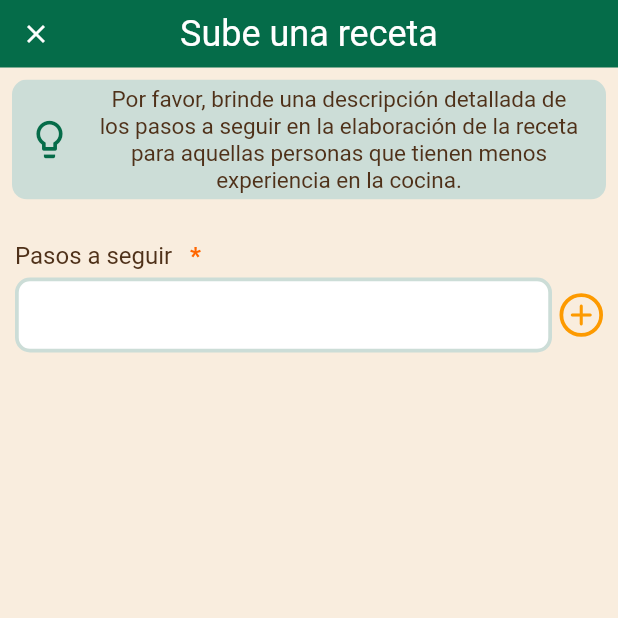
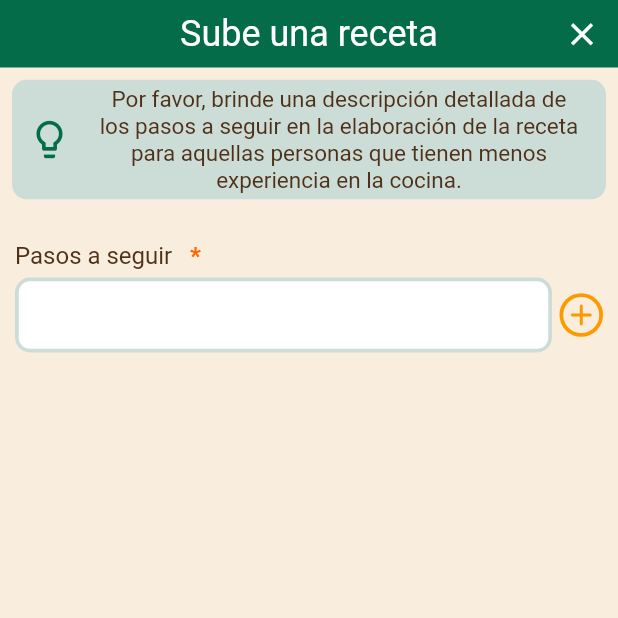
Before and after one commit to FrancoMancinelli/Plateshare, a Flutter app: the RecipeFormScreenThree screen opened directly with empty values, on a phone screen of 412 x 824 dp, the top half of it. Run offline on Flutter 3.47's test engine with Material 2 defaults, Android fonts, the phone set to English and light mode, and no system bars; our stand-ins replace cloud_firestore, curved_navigation_bar, firebase_core, firebase_storage, flutter_rating_bar, google_fonts and 3 more; missing offline and left inert: bcrypt; accounts and stored records are empty; network calls fail; Roboto replaces fonts that are missing (Acme).

Commit message:
Agregada animación de carga para evitar bugs

```diff
--- a/lib/screens/RecipeFormScreenThree.dart
+++ b/lib/screens/RecipeFormScreenThree.dart
@@ -3,6 +3,7 @@ import 'dart:io';
 import 'package:flutter/material.dart';
 import 'package:google_fonts/google_fonts.dart';
 import 'package:image_picker/image_picker.dart';
+import 'package:lottie/lottie.dart';
 import 'package:plateshare/screens/InicioScreen.dart';
 import 'package:plateshare/services/firebase_service.dart';
 import 'package:firebase_storage/firebase_storage.dart';
@@ -43,6 +44,7 @@ class _RecipeFormScreenThreeState extends State<RecipeFormScreenThree> {
 
   List<String> texts = [];
   TextEditingController textController1 = TextEditingController();
+  bool isButtonVisible = true;
 
   void addTexts() {
     String text1 = textController1.text;
@@ -120,68 +122,12 @@ class _RecipeFormScreenThreeState extends State<RecipeFormScreenThree> {
   width: screenSize.width,
   color: AppColors.primaryColor,
   child: Row(
-                          mainAxisAlignment: MainAxisAlignment.start,
+    mainAxisAlignment: MainAxisAlignment.spaceBetween,
     children: [
       Expanded(
         child: Stack(
-                                alignment: Alignment.centerLeft,
           children: [
-                                  IconButton(
-                                    onPressed: () {
-                                      showDialog(
-                                        context: context,
-                                        builder: (context) => AlertDialog(
-                                          title: const Text('Confirmación'),
-                                          content: const Text(
-                                              '¿Estás seguro que deseas abandonar el proceso? Si abandonas, el progreso no se guardará'),
-                                          actions: [
-                                            TextButton(
-                                              onPressed: () {
-                                                Navigator.pop(
-                                                    context); // Close the dialog
-                                              },
-                                              child: const Text(
-                                                'Continuar',
-                                                style: TextStyle(
-                                                    color: Colors.blueGrey),
-                                              ),
-                                            ),
-                                            TextButton(
-                                              onPressed: () {
-                                                Navigator.pushReplacement(
-                                                  context,
-                                                  MaterialPageRoute(
-                                                    builder: (context) =>
-                                                        InicioScreen(
-                                                      emailData:
-                                                          widget.emailData,
-                                                      nameData: widget.nameData,
-                                                      profilePicData:
-                                                          widget.profilePicData,
-                                                      usernameData:
-                                                          widget.usernameData,
-                                                    ),
-                                                  ),
-                                                );
-                                              },
-                                              child: const Text(
-                                                'Abandonar',
-                                                style: TextStyle(
-                                                    color: Colors.red),
-                                              ),
-                                            ),
-                                          ],
-                                        ),
-                                      );
-                                    },
-                                    icon: const Icon(
-                                      Icons.close,
-                                      color: Colors.white,
-                                      size: 20,
-                                    ),
-                                  ),
-                                  Positioned.fill(
-                                    child: Align(
+            Align(
               alignment: Alignment.center,
               child: Text(
                 'Sube una receta',
@@ -195,13 +141,67 @@ class _RecipeFormScreenThreeState extends State<RecipeFormScreenThree> {
                 ),
               ),
             ),
+            Visibility(
+              visible: isButtonVisible,
+              child: Align(
+                alignment: Alignment.centerRight,
+                child: IconButton(
+                  onPressed: () {
+                    showDialog(
+                      context: context,
+                      builder: (context) => AlertDialog(
+                        title: const Text('Confirmación'),
+                        content: const Text(
+                          '¿Estás seguro que deseas abandonar el proceso? Si abandonas, el progreso no se guardará',
+                        ),
+                        actions: [
+                          TextButton(
+                            onPressed: () {
+                              Navigator.pop(context); // Close the dialog
+                            },
+                            child: const Text(
+                              'Continuar',
+                              style: TextStyle(color: Colors.blueGrey),
+                            ),
+                          ),
+                          TextButton(
+                            onPressed: () {
+                              Navigator.pushReplacement(
+                                context,
+                                MaterialPageRoute(
+                                  builder: (context) => InicioScreen(
+                                    emailData: widget.emailData,
+                                    nameData: widget.nameData,
+                                    profilePicData: widget.profilePicData,
+                                    usernameData: widget.usernameData,
+                                  ),
+                                ),
+                              );
+                            },
+                            child: const Text(
+                              'Abandonar',
+                              style: TextStyle(color: Colors.red),
+                            ),
+                          ),
+                        ],
+                      ),
+                    );
+                  },
+                  icon: const Icon(
+                    Icons.close,
+                    color: Colors.white,
+                    size: 25,
+                  ),
+                ),
+              ),
+            ),
+          ],
+        ),
       ),
     ],
   ),
 )
-                          ],
-                        ),
-                      ),
+,
                       Padding(
                         padding: const EdgeInsets.all(8.0),
                         child: ClipRRect(
@@ -410,6 +410,8 @@ class _RecipeFormScreenThreeState extends State<RecipeFormScreenThree> {
                                   Padding(
                                     padding:
                                         const EdgeInsets.fromLTRB(0, 5, 20, 0),
+                                    child: Visibility(
+                                      visible: isButtonVisible,
                                       child: ElevatedButton(
                                         onPressed: () {
                                           Navigator.pop(
@@ -434,27 +436,40 @@ class _RecipeFormScreenThreeState extends State<RecipeFormScreenThree> {
                                         ),
                                       ),
                                     ),
+                                  ),
                                   Padding(
                                     padding:
                                         const EdgeInsets.fromLTRB(0, 5, 20, 0),
+                                    child: Stack(
+                                      children: [
+                                        Visibility(
+                                          visible: isButtonVisible,
                                           child: ElevatedButton(
                                             onPressed: () async {
+                                              setState(() {
+                                                  isButtonVisible =
+                                                      false; // Hide the button
+                                                });
                                               if (widget.imageRecipe != null) {
-                                          String uniqueFileName = DateTime.now()
+                                                String uniqueFileName =
+                                                    DateTime.now()
                                                         .millisecondsSinceEpoch
                                                         .toString();
                                                 Reference referenceRoot =
-                                              FirebaseStorage.instance.ref();
+                                                    FirebaseStorage.instance
+                                                        .ref();
                                                 Reference referenceDirImages =
-                                              referenceRoot.child('imgaes');
+                                                    referenceRoot
+                                                        .child('imgaes');
 
-                                          Reference referenceImageToUpload =
+                                                Reference
+                                                    referenceImageToUpload =
                                                     referenceDirImages
                                                         .child(uniqueFileName);
                                                 try {
                                                   await referenceImageToUpload
-                                                .putFile(File(
-                                                    widget.imageRecipe!.path));
+                                                      .putFile(File(widget
+                                                          .imageRecipe!.path));
                                                   imageUrl =
                                                       await referenceImageToUpload
                                                           .getDownloadURL();
@@ -462,13 +477,18 @@ class _RecipeFormScreenThreeState extends State<RecipeFormScreenThree> {
                                               }
 
                                               if (texts.length >= 1) {
+
+
+                                                          await Future.delayed(Duration(seconds: 3));
+
                                                 final recipeData = {
                                                   'category':
                                                       widget.categoriasRecepie,
                                                   'likes': [],
                                                   'steps': texts,
                                                   'rate': 5.0,
-                                            'rations': widget.racionesRecepie,
+                                                  'rations':
+                                                      widget.racionesRecepie,
                                                   'time': widget.tiempoRecepie,
                                                   'title': widget.tituloRecepie,
                                                   'image': imageUrl,
@@ -488,17 +508,22 @@ class _RecipeFormScreenThreeState extends State<RecipeFormScreenThree> {
                                                   MaterialPageRoute(
                                                     builder: (context) =>
                                                         InicioScreen(
-                                                      emailData:
-                                                          widget.emailData,
-                                                      nameData: widget.nameData,
-                                                      profilePicData:
-                                                          widget.profilePicData,
-                                                      usernameData:
-                                                          widget.usernameData),
+                                                            emailData: widget
+                                                                .emailData,
+                                                            nameData:
+                                                                widget.nameData,
+                                                            profilePicData: widget
+                                                                .profilePicData,
+                                                            usernameData: widget
+                                                                .usernameData),
                                                   ),
                                                 );
                                                 showLowMessage(3);
                                               } else {
+                                                setState(() {
+                                                  isButtonVisible =
+                                                      true; // Hide the button
+                                                });
                                                 showLowMessage(2);
                                               }
                                             },
@@ -521,6 +546,17 @@ class _RecipeFormScreenThreeState extends State<RecipeFormScreenThree> {
                                             ),
                                           ),
                                         ),
+                                        Visibility(
+                                          visible: !isButtonVisible,
+                                          child: Lottie.network(
+                                            'https://assets1.lottiefiles.com/packages/lf20_zuyjlvgp.json',
+                                            width: 40,
+                                            height: 40,
+                                          ),
+                                        ),
+                                      ],
+                                    ),
+                                  ),
                                 ],
                               ),
                             ],
--- a/lib/screens/RecipeFormScreenTwo.dart
+++ b/lib/screens/RecipeFormScreenTwo.dart
@@ -201,7 +201,7 @@ class _RecipeFormScreenTwoState extends State<RecipeFormScreenTwo> {
                                   icon: const Icon(
                                     Icons.close,
                                     color: Colors.white,
-                                    size: 20,
+                                    size: 25,
                                   ),
                                 ),
                                 Positioned.fill(
```
Lines whose indentation alone changed are shown as unchanged.
